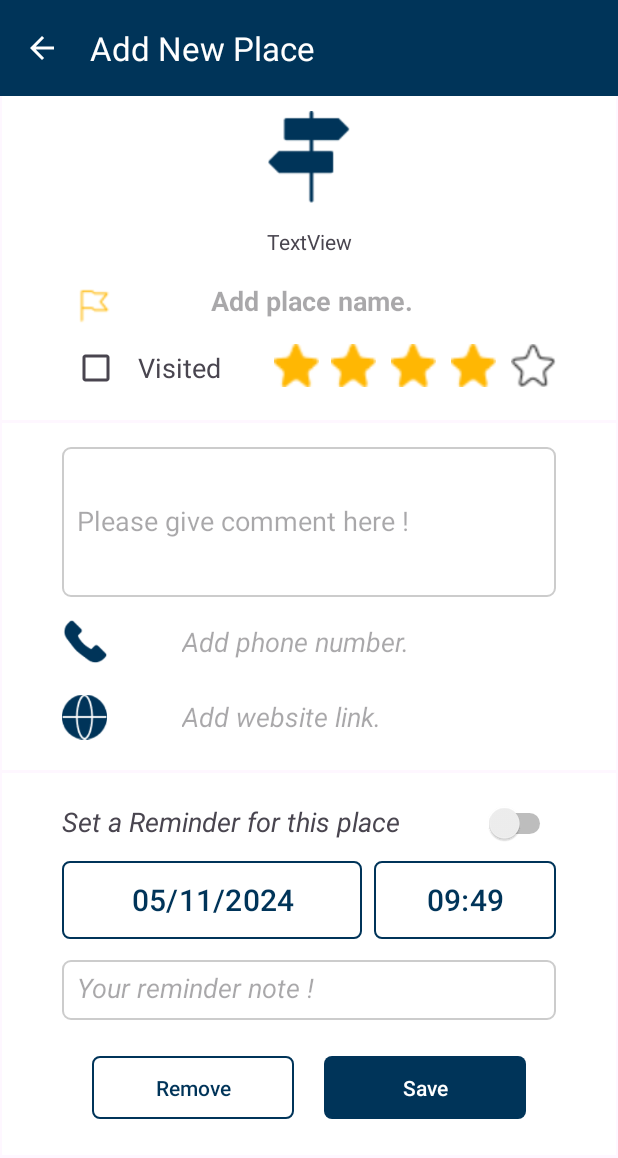
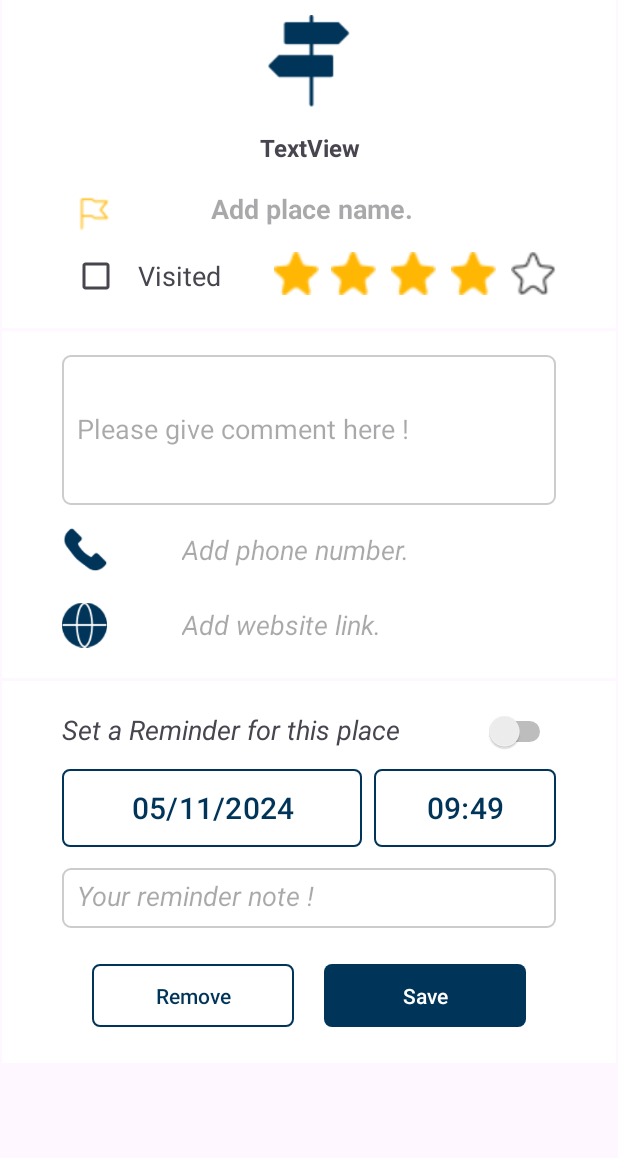
Before and after one commit to tanle-dev/PaLuv, an Android app: the AddPlaceActivity screen opened directly, with no data from a screen before it, on a phone screen of 412 x 824 dp. Shown: the top 1158 px of the screen. Run offline under Robolectric (Android 15) with nearby library versions, the phone set to English and light mode, and no system bars; our stand-ins replace Room's generated code; network calls fail; 3 statements that could not run were skipped.

Commit message:
Add feature get address by coordinates

```diff
--- a/app/build.gradle.kts
+++ b/app/build.gradle.kts
@@ -4,6 +4,7 @@ plugins {
     id("kotlin-kapt")
     id("com.google.dagger.hilt.android")
     id("com.google.gms.google-services")
+    id("kotlin-parcelize")
 }
 
 android {
@@ -62,6 +63,10 @@ dependencies {
     implementation("com.google.dagger:hilt-android:2.44")
     kapt("com.google.dagger:hilt-android-compiler:2.44")
 
+    //Retrofit
+    implementation("com.squareup.retrofit2:retrofit:2.9.0")
+    //Gson
+    implementation("com.squareup.retrofit2:converter-gson:2.9.0")
 
     implementation("androidx.core:core-ktx:1.13.0")
     implementation("androidx.appcompat:appcompat:1.6.1")
--- a/app/src/main/java/ca/tanle/mapluv/network/AddressApiService.kt
+++ b/app/src/main/java/ca/tanle/mapluv/network/AddressApiService.kt
@@ -5,43 +5,16 @@ import android.location.Address
 import android.location.Geocoder
 import android.os.Build
 import androidx.annotation.RequiresApi
+import ca.tanle.mapluv.data.remote.Response
+import retrofit2.http.GET
+import retrofit2.http.Query
 import java.io.IOException
 import java.util.Locale
 
-class AddressApiService {
-
-    fun getLocationAddress(context: Context, lat: Double, lng: Double): String {
-        val geocoder = Geocoder(context, Locale.getDefault())
-        var addressText = ""
-
-        val address: List<Address>? = geocoder.getFromLocation(
-            lat,
-            lng,
-            1,
-        )
-
-//        try {
-//            val addresses: List<Address>? = geocoder.getFromLocation(
-//                location.latitude.toDouble(),
-//                location.longtitude.toDouble(),
-//                1
-//            )
-//
-//            if (!addresses.isNullOrEmpty()) {
-//                val address = addresses[0]
-//                val sb = StringBuilder()
-//                for (i in 0..address.maxAddressLineIndex) {
-//                    sb.append(address.getAddressLine(i)).append("\n")
-//                }
-//                addressText = sb.toString()
-//            }
-//        } catch (ioException: IOException) {
-//            ioException.printStackTrace()
-//        } catch (e: IllegalArgumentException) {
-//            e.printStackTrace()
-//        }
-
-
-        return ""
-    }
+interface AddressApiService {
+    @GET("maps/api/geocode/json")
+    suspend fun getAddress(
+        @Query("latlng") latlng: String,
+        @Query("key") apiKey: String
+    ): Response
 }
--- /dev/null
+++ b/app/src/main/java/ca/tanle/mapluv/network/AddressRepository.kt
@@ -0,0 +1,15 @@
+package ca.tanle.mapluv.network
+
+import ca.tanle.mapluv.data.remote.Response
+import retrofit2.Retrofit
+import retrofit2.create
+
+class AddressRepository: IAddressRepository {
+    override suspend fun getAddress(retrofit: Retrofit, latLng: String): Response {
+        val addressService = retrofit.create(AddressApiService::class.java)
+        val API_KEY = "AIzaSyCQ585S7HpgQYcPMkkWCjBTJcboKjCqY3s"
+        val response = addressService.getAddress(latLng, API_KEY)
+
+        return response
+    }
+}
--- /dev/null
+++ b/app/src/main/java/ca/tanle/mapluv/network/IAddressRepository.kt
@@ -0,0 +1,9 @@
+package ca.tanle.mapluv.network
+
+import ca.tanle.mapluv.data.remote.Response
+import com.google.android.gms.maps.model.LatLng
+import retrofit2.Retrofit
+
+interface IAddressRepository {
+    suspend fun getAddress(retrofit: Retrofit, latLng: String) : Response
+}
--- /dev/null
+++ b/app/src/main/java/ca/tanle/mapluv/network/RetrofitProvider.kt
@@ -0,0 +1,18 @@
+package ca.tanle.mapluv.network
+
+import com.google.gson.GsonBuilder
+import retrofit2.Retrofit
+import retrofit2.converter.gson.GsonConverterFactory
+
+object RetrofitProvider {
+    private val BASE_URL = "https://maps.googleapis.com/"
+
+    val retrofit by lazy { getRetrofitProvider() }
+
+    private fun getRetrofitProvider(): Retrofit {
+        return Retrofit.Builder()
+            .baseUrl(BASE_URL)
+            .addConverterFactory(GsonConverterFactory.create(GsonBuilder().create()))
+            .build()
+    }
+}
--- a/app/src/main/java/ca/tanle/mapluv/ui/activities/AddPlaceActivity.kt
+++ b/app/src/main/java/ca/tanle/mapluv/ui/activities/AddPlaceActivity.kt
@@ -1,7 +1,9 @@
 package ca.tanle.mapluv.ui.activities
 
+import android.content.Intent
 import androidx.appcompat.app.AppCompatActivity
 import android.os.Bundle
+import android.util.Log
 import androidx.appcompat.widget.Toolbar
 import androidx.lifecycle.ViewModel
 import androidx.lifecycle.ViewModelProvider
@@ -10,32 +12,92 @@ import ca.tanle.mapluv.R
 import ca.tanle.mapluv.data.models.Place
 import ca.tanle.mapluv.databinding.ActivityAddPlaceBinding
 import ca.tanle.mapluv.databinding.ActivityEditBinding
+import ca.tanle.mapluv.network.AddressRepository
+import ca.tanle.mapluv.network.RetrofitProvider
 
 class AddPlaceActivity : AppCompatActivity() {
     lateinit var binding: ActivityAddPlaceBinding
-    private lateinit var viewModel: ViewModel
+    private lateinit var viewModel: AddressViewModel
     override fun onCreate(savedInstanceState: Bundle?) {
         super.onCreate(savedInstanceState)
         binding = ActivityAddPlaceBinding.inflate(layoutInflater)
         setContentView(binding.root)
 
-        // Set up the toolbar
-        val toolbar: Toolbar = binding.toolbar;
-        setSupportActionBar(toolbar)
-        val actionBar = supportActionBar
-        actionBar?.setDisplayHomeAsUpEnabled(true)
-        actionBar?.setDisplayShowHomeEnabled(true)
+        viewModel = ViewModelProvider(this)[AddressViewModel::class.java]
+        val addressRepository = AddressRepository()
 
-        viewModel = ViewModelProvider(this).get(PlacesViewModel::class.java)
+        val bundle = intent.extras!!
+        val latLng = bundle.getDouble("lat").toString()+","+bundle.getDouble("lng").toString()
+        viewModel.getAddress(RetrofitProvider.retrofit, addressRepository, latLng)
 
-        binding.saveBtn.setOnClickListener(){
-            val newPlace = Place(title = "Tan House", visited = true, lat = 0.0, lng = 0.0, address =  "177 Britannia", comment = "", rate =  5, reminderTitle =  "", reminderDate = "", reminderTime = "")
+        viewModel.address.observe(this){
+            binding.addressTextView.text = it
+            Log.d("AAA", it + "yftyfy")
+        }
+
+        binding.saveBtn.setOnClickListener() {
+            val newPlace = Place(
+                title = "Tan House",
+                visited = true,
+                lat = 0.0,
+                lng = 0.0,
+                address = "177 Britannia",
+                comment = "",
+                rate = 5,
+                reminderTitle = "",
+                reminderDate = "",
+                reminderTime = ""
+            )
             (viewModel as PlacesViewModel).addNewPlace(newPlace)
         }
+        setUpLayout()
     }
 
-    override fun onSupportNavigateUp(): Boolean {
-        onBackPressed()
-        return super.onSupportNavigateUp()
+    private fun setUpLayout() {
+        binding.star1.setOnClickListener {
+            binding.star1.setImageResource(R.drawable.star_filled_icon)
+            binding.star2.setImageResource(R.drawable.star_plain_icon)
+            binding.star3.setImageResource(R.drawable.star_plain_icon)
+            binding.star4.setImageResource(R.drawable.star_plain_icon)
+            binding.star5.setImageResource(R.drawable.star_plain_icon)
+        }
+
+        binding.star2.setOnClickListener {
+            binding.star1.setImageResource(R.drawable.star_filled_icon)
+            binding.star2.setImageResource(R.drawable.star_filled_icon)
+            binding.star3.setImageResource(R.drawable.star_plain_icon)
+            binding.star4.setImageResource(R.drawable.star_plain_icon)
+            binding.star5.setImageResource(R.drawable.star_plain_icon)
+        }
+
+        binding.star3.setOnClickListener {
+            binding.star1.setImageResource(R.drawable.star_filled_icon)
+            binding.star2.setImageResource(R.drawable.star_filled_icon)
+            binding.star3.setImageResource(R.drawable.star_filled_icon)
+            binding.star4.setImageResource(R.drawable.star_plain_icon)
+            binding.star5.setImageResource(R.drawable.star_plain_icon)
+        }
+
+        binding.star4.setOnClickListener {
+            binding.star1.setImageResource(R.drawable.star_filled_icon)
+            binding.star2.setImageResource(R.drawable.star_filled_icon)
+            binding.star3.setImageResource(R.drawable.star_filled_icon)
+            binding.star4.setImageResource(R.drawable.star_filled_icon)
+            binding.star5.setImageResource(R.drawable.star_plain_icon)
+        }
+
+        binding.star5.setOnClickListener {
+            binding.star1.setImageResource(R.drawable.star_filled_icon)
+            binding.star2.setImageResource(R.drawable.star_filled_icon)
+            binding.star3.setImageResource(R.drawable.star_filled_icon)
+            binding.star4.setImageResource(R.drawable.star_filled_icon)
+            binding.star5.setImageResource(R.drawable.star_filled_icon)
+        }
+
+        binding.removeBtn.setOnClickListener{
+            val intent = Intent(this, MainActivity::class.java)
+            startActivity(intent)
+            finish()
+        }
     }
 }
--- /dev/null
+++ b/app/src/main/java/ca/tanle/mapluv/ui/activities/AddressViewModel.kt
@@ -0,0 +1,23 @@
+package ca.tanle.mapluv.ui.activities
+
+import android.util.Log
+import android.widget.Toast
+import androidx.lifecycle.LiveData
+import androidx.lifecycle.MutableLiveData
+import androidx.lifecycle.ViewModel
+import androidx.lifecycle.viewModelScope
+import ca.tanle.mapluv.network.IAddressRepository
+import kotlinx.coroutines.launch
+import retrofit2.Retrofit
+
+class AddressViewModel: ViewModel() {
+    private val _address = MutableLiveData<String>()
+    val address: LiveData<String> = _address
+
+    fun getAddress(retrofit: Retrofit, repository: IAddressRepository, latLng: String){
+        viewModelScope.launch {
+            val responseData = repository.getAddress(retrofit, latLng)
+            _address.value = responseData.results[0].formatted_address
+        }
+    }
+}
--- a/app/src/main/java/ca/tanle/mapluv/ui/activities/EditActivity.kt
+++ b/app/src/main/java/ca/tanle/mapluv/ui/activities/EditActivity.kt
@@ -23,7 +23,6 @@ import dagger.hilt.android.AndroidEntryPoint
 class EditActivity : AppCompatActivity() {
     lateinit var binding: ActivityEditBinding
     private lateinit var coordinatesViewModel: CoordinatesViewModel
-    private lateinit var viewModel: PlacesViewModel
     override fun onCreate(savedInstanceState: Bundle?) {
         super.onCreate(savedInstanceState)
         binding = ActivityEditBinding.inflate(layoutInflater)
@@ -38,8 +37,6 @@ class EditActivity : AppCompatActivity() {
 
         coordinatesViewModel = ViewModelProvider(this)[CoordinatesViewModel::class.java]
 
-//        viewModel = ViewModelProvider(this).get(PlacesViewModel::class.java)
-//        val placeList = viewModel.allPlaces
         val bundle = intent.extras!!
         coordinatesViewModel.setCoordinate(LatLng(bundle.getDouble("lat"), bundle.getDouble("lng")))
 
--- a/app/src/main/java/ca/tanle/mapluv/ui/fragments/CoordinatesFragment.kt
+++ b/app/src/main/java/ca/tanle/mapluv/ui/fragments/CoordinatesFragment.kt
@@ -57,6 +57,7 @@ class CoordinatesFragment : Fragment() {
                 putExtras(bundle)
             }
             startActivity(intent)
+            requireActivity().finish()
         }
     }
 
--- a/app/src/main/res/layout/activity_add_place.xml
+++ b/app/src/main/res/layout/activity_add_place.xml
@@ -6,32 +6,17 @@
     android:layout_height="match_parent"
     tools:context=".ui.activities.AddPlaceActivity">
 
-    <androidx.appcompat.widget.Toolbar
-        android:id="@+id/toolbar"
-        android:layout_width="0dp"
-        android:layout_height="wrap_content"
-        android:background="?attr/colorPrimary"
-        android:minHeight="?attr/actionBarSize"
-        android:theme="?attr/actionBarTheme"
-        app:layout_constraintEnd_toEndOf="parent"
-        app:layout_constraintStart_toStartOf="parent"
-        app:layout_constraintTop_toTopOf="parent"
-        app:navigationIcon="@drawable/baseline_arrow_back_24"
-        app:title="Add New Place"
-        app:titleTextColor="@color/white" />
-
     <ScrollView
         android:layout_width="409dp"
         android:layout_height="0dp"
         app:layout_constraintBottom_toBottomOf="parent"
         app:layout_constraintEnd_toEndOf="parent"
         app:layout_constraintStart_toStartOf="parent"
-        app:layout_constraintTop_toBottomOf="@+id/toolbar"
-        app:layout_constraintVertical_bias="0.0">
+        app:layout_constraintTop_toTopOf="parent">
 
         <LinearLayout
             android:layout_width="match_parent"
-            android:layout_height="wrap_content"
+            android:layout_height="match_parent"
             android:orientation="vertical">
 
             <androidx.constraintlayout.widget.ConstraintLayout
@@ -54,7 +39,7 @@
                     tools:src="@drawable/create_sign_icon" />
 
                 <TextView
-                    android:id="@+id/addressText"
+                    android:id="@+id/addressTextView"
                     android:layout_width="0dp"
                     android:layout_height="wrap_content"
                     android:layout_marginStart="40dp"
@@ -62,6 +47,8 @@
                     android:layout_marginEnd="40dp"
                     android:text="TextView"
                     android:textAlignment="center"
+                    android:textSize="16sp"
+                    android:textStyle="bold"
                     app:layout_constraintEnd_toEndOf="parent"
                     app:layout_constraintStart_toStartOf="parent"
                     app:layout_constraintTop_toBottomOf="@+id/imageView" />
@@ -73,7 +60,7 @@
                     android:layout_marginStart="45dp"
                     android:layout_marginTop="17dp"
                     app:layout_constraintStart_toStartOf="parent"
-                    app:layout_constraintTop_toBottomOf="@+id/addressText"
+                    app:layout_constraintTop_toBottomOf="@+id/addressTextView"
                     app:srcCompat="@drawable/flag_icon" />
 
                 <EditText
@@ -91,7 +78,7 @@
                     android:textStyle="bold"
                     app:layout_constraintEnd_toEndOf="parent"
                     app:layout_constraintStart_toEndOf="@+id/imageView2"
-                    app:layout_constraintTop_toBottomOf="@+id/addressText" />
+                    app:layout_constraintTop_toBottomOf="@+id/addressTextView" />
 
                 <CheckBox
                     android:id="@+id/visitedCheckBox"
@@ -109,6 +96,7 @@
                     android:layout_height="30dp"
                     android:layout_marginTop="8dp"
                     android:layout_marginEnd="8dp"
+                    android:clickable="true"
                     app:layout_constraintEnd_toStartOf="@+id/star2"
                     app:layout_constraintTop_toBottomOf="@+id/placeNameEditText"
                     app:srcCompat="@drawable/star_filled_icon" />
@@ -119,6 +107,7 @@
                     android:layout_height="30dp"
                     android:layout_marginTop="8dp"
                     android:layout_marginEnd="10dp"
+                    android:clickable="true"
                     app:layout_constraintEnd_toStartOf="@+id/star3"
                     app:layout_constraintTop_toBottomOf="@+id/placeNameEditText"
                     app:srcCompat="@drawable/star_filled_icon" />
@@ -129,6 +118,7 @@
                     android:layout_height="30dp"
                     android:layout_marginTop="8dp"
                     android:layout_marginEnd="10dp"
+                    android:clickable="true"
                     app:layout_constraintEnd_toStartOf="@+id/star4"
                     app:layout_constraintTop_toBottomOf="@+id/placeNameEditText"
                     app:srcCompat="@drawable/star_filled_icon" />
@@ -139,6 +129,7 @@
                     android:layout_height="30dp"
                     android:layout_marginTop="8dp"
                     android:layout_marginEnd="10dp"
+                    android:clickable="true"
                     app:layout_constraintEnd_toStartOf="@+id/star5"
                     app:layout_constraintTop_toBottomOf="@+id/placeNameEditText"
                     app:srcCompat="@drawable/star_filled_icon" />
@@ -149,6 +140,7 @@
                     android:layout_height="30dp"
                     android:layout_marginTop="8dp"
                     android:layout_marginEnd="40dp"
+                    android:clickable="true"
                     app:layout_constraintEnd_toEndOf="parent"
                     app:layout_constraintTop_toBottomOf="@+id/placeNameEditText"
                     app:srcCompat="@drawable/star_plain_icon" />
@@ -262,7 +254,7 @@
 
             <androidx.constraintlayout.widget.ConstraintLayout
                 android:layout_width="match_parent"
-                android:layout_height="wrap_content"
+                android:layout_height="match_parent"
                 android:background="#FFFFFF"
                 android:padding="20dp"
                 android:paddingBottom="20dp">
```
Also changed, not shown: app/src/main/java/ca/tanle/mapluv/data/remote/Response.kt (added, +28 -0 lines).
